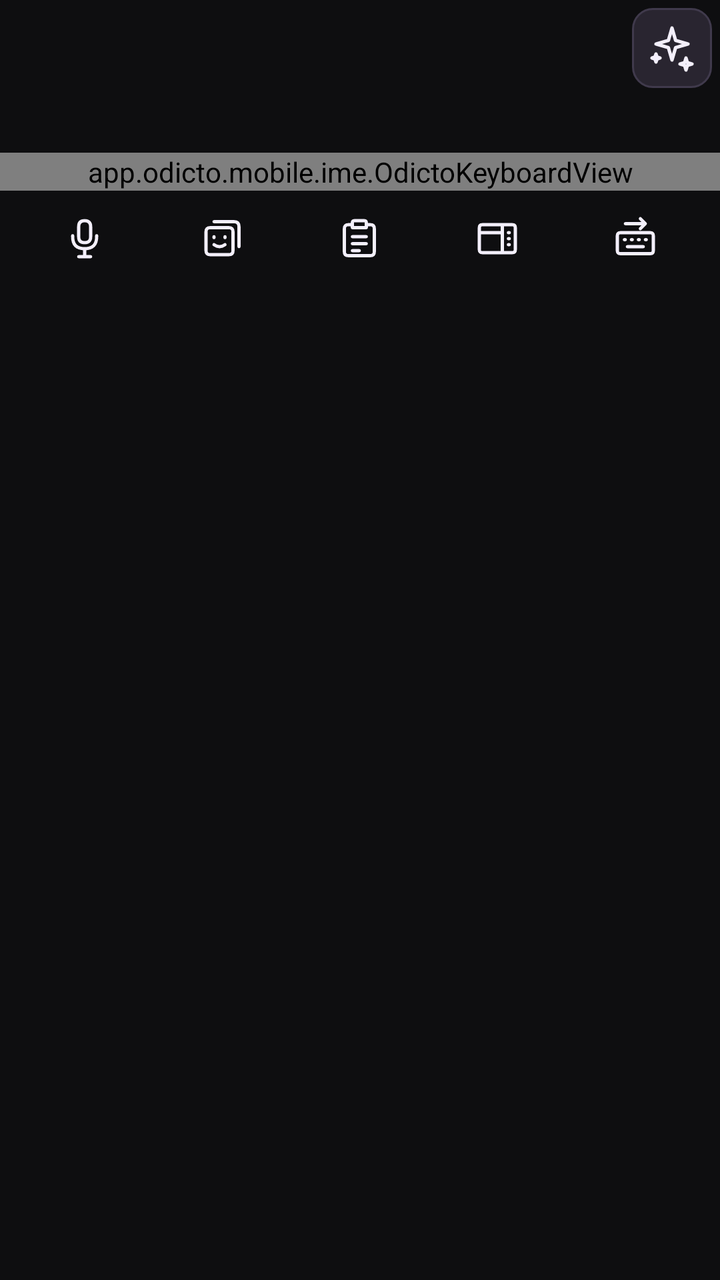
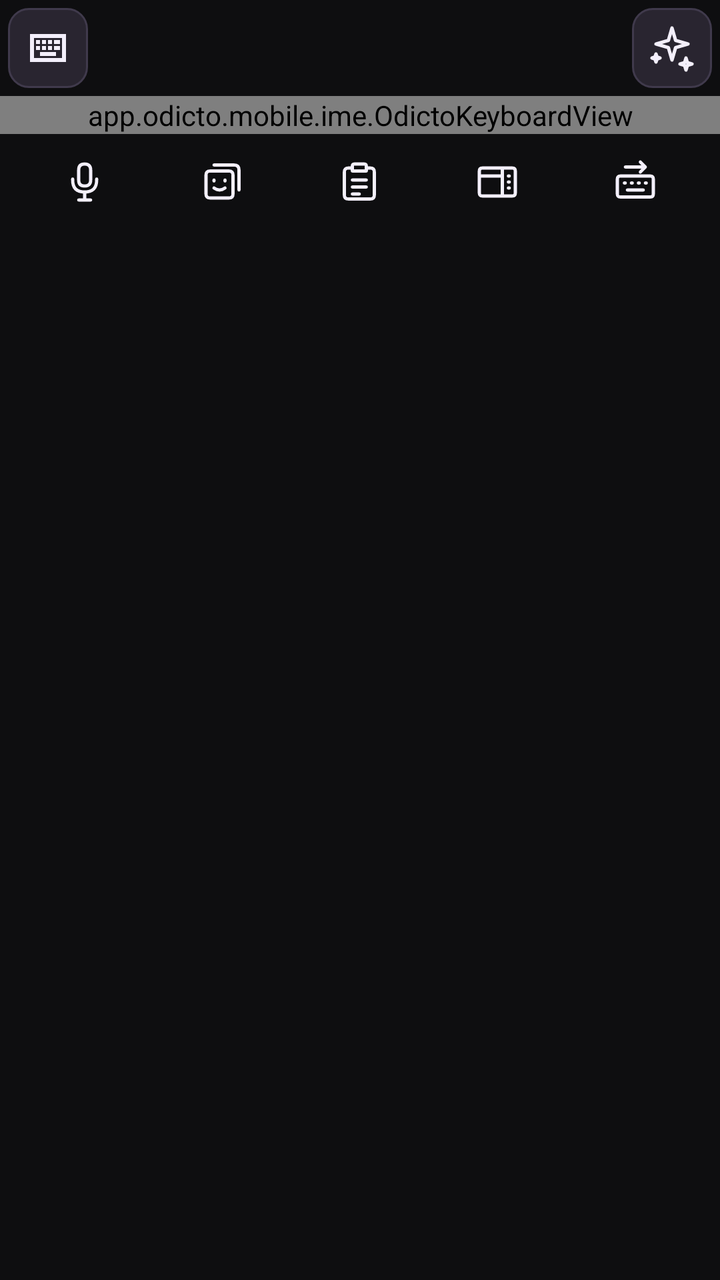

Compare the two renders of this Android layout. The source of the first and the diff that turns it into the second are given below.
<!-- AndroidManifest.xml: application theme AppTheme -->
<!-- res/layout/ime_keyboard.xml -->
<?xml version="1.0" encoding="utf-8"?>
<FrameLayout xmlns:android="http://schemas.android.com/apk/res/android"
    android:layout_width="match_parent"
    android:layout_height="wrap_content"
    android:background="#0E0E10">

    <LinearLayout
        android:id="@+id/ime_column"
        android:layout_width="match_parent"
        android:layout_height="wrap_content"
        android:layout_gravity="center_horizontal"
        android:orientation="vertical"
        android:paddingBottom="0dp">

        <LinearLayout
            android:id="@+id/ime_top_controls"
            android:layout_width="match_parent"
            android:layout_height="wrap_content"
            android:orientation="vertical">

            <FrameLayout
                android:id="@+id/ime_top_row"
                android:layout_width="match_parent"
                android:layout_height="wrap_content"
                android:minHeight="48dp">

                <ImageButton
                    android:id="@+id/ime_polish"
                    android:layout_width="48dp"
                    android:layout_height="48dp"
                    android:layout_gravity="top|end"
                    android:background="@drawable/odicto_ime_polish_background"
                    android:contentDescription="Polish all text in this field"
                    android:padding="12dp"
                    android:scaleType="fitCenter"
                    android:src="@drawable/odicto_ic_polish" />
            </FrameLayout>

            <TextView
                android:id="@+id/ime_polish_status"
                android:layout_width="match_parent"
                android:layout_height="wrap_content"
                android:gravity="start"
                android:lines="1"
                android:maxLines="1"
                android:ellipsize="end"
                android:clickable="false"
                android:focusable="false"
                android:paddingStart="12dp"
                android:paddingEnd="12dp"
                android:paddingTop="4dp"
                android:paddingBottom="8dp"
                android:lineSpacingExtra="2dp"
                android:textColor="#C6B7FF"
                android:textSize="12sp"
                android:visibility="invisible" />
        </LinearLayout>

        
        <FrameLayout
            android:id="@+id/ime_content"
            android:layout_width="match_parent"
            android:layout_height="wrap_content">

            <app.odicto.mobile.ime.OdictoKeyboardView
                android:id="@+id/ime_keyboard"
                android:layout_width="match_parent"
                android:layout_height="wrap_content"
                android:background="#0E0E10" />

            <LinearLayout
                android:id="@+id/emoji_panel"
                android:layout_width="match_parent"
                android:layout_height="match_parent"
                android:background="#0E0E10"
                android:elevation="4dp"
                android:orientation="vertical"
                android:paddingStart="6dp"
                android:paddingEnd="6dp"
                android:visibility="gone" />

            <LinearLayout
                android:id="@+id/clipboard_panel"
                android:layout_width="match_parent"
                android:layout_height="match_parent"
                android:background="#0E0E10"
                android:elevation="4dp"
                android:orientation="vertical"
                android:paddingStart="6dp"
                android:paddingEnd="6dp"
                android:visibility="gone" />

            
            <TextView
                android:id="@+id/ime_notice"
                android:layout_width="match_parent"
                android:layout_height="wrap_content"
                android:layout_gravity="bottom"
                android:layout_margin="8dp"
                android:background="@drawable/odicto_key_background"
                android:gravity="center"
                android:padding="10dp"
                android:textColor="#F3EFFB"
                android:textSize="13sp"
                android:visibility="gone" />
        </FrameLayout>

        
        <include
            android:id="@+id/function_row"
            layout="@layout/ime_function_row" />

    </LinearLayout>
</FrameLayout>
<!-- res/layout/ime_function_row.xml (included above) -->
<?xml version="1.0" encoding="utf-8"?>
<LinearLayout xmlns:android="http://schemas.android.com/apk/res/android"
    android:id="@+id/function_row"
    android:layout_width="match_parent"
    android:layout_height="48dp"
    android:background="@android:color/transparent"
    android:baselineAligned="false"
    android:gravity="center_vertical"
    android:orientation="horizontal"
    android:paddingStart="8dp"
    android:paddingEnd="8dp">

    <ImageButton
        android:id="@+id/function_mic"
        android:layout_width="0dp"
        android:layout_height="48dp"
        android:layout_weight="1"
        android:background="@android:color/transparent"
        android:contentDescription="Hold to speak. Double tap for voice options."
        android:padding="12dp"
        android:scaleType="fitCenter"
        android:src="@drawable/odicto_ic_mic"
        android:tint="#F3EFFB" />

    <ImageButton
        android:id="@+id/function_emoji"
        android:layout_width="0dp"
        android:layout_height="48dp"
        android:layout_weight="1"
        android:background="@android:color/transparent"
        android:contentDescription="Emoji"
        android:padding="12dp"
        android:scaleType="fitCenter"
        android:src="@drawable/odicto_ic_emoji"
        android:tint="#F3EFFB" />

    <ImageButton
        android:id="@+id/function_clipboard"
        android:layout_width="0dp"
        android:layout_height="48dp"
        android:layout_weight="1"
        android:background="@android:color/transparent"
        android:contentDescription="Clipboard"
        android:padding="12dp"
        android:scaleType="fitCenter"
        android:src="@drawable/odicto_ic_clipboard"
        android:tint="#F3EFFB" />

    <View
        android:id="@+id/function_grip"
        android:layout_width="16dp"
        android:layout_height="48dp"
        android:background="#33FFFFFF"
        android:contentDescription="Drag the keyboard"
        android:visibility="gone" />

    <ImageButton
        android:id="@+id/function_layout"
        android:layout_width="0dp"
        android:layout_height="48dp"
        android:layout_weight="1"
        android:background="@android:color/transparent"
        android:contentDescription="One-handed or floating keyboard"
        android:padding="12dp"
        android:scaleType="fitCenter"
        android:src="@drawable/odicto_ic_layout"
        android:tint="#F3EFFB" />

    <ImageButton
        android:id="@+id/function_switch"
        android:layout_width="0dp"
        android:layout_height="48dp"
        android:layout_weight="1"
        android:background="@android:color/transparent"
        android:contentDescription="Switch to the next keyboard"
        android:padding="12dp"
        android:scaleType="fitCenter"
        android:src="@drawable/odicto_ic_switch_keyboard"
        android:tint="#F3EFFB" />
</LinearLayout>
<!-- resources referenced by this layout -->
<resources>
  <!-- drawable odicto_ic_emoji (drawable) -->
  <?xml version="1.0" encoding="utf-8"?>
  <vector xmlns:android="http://schemas.android.com/apk/res/android"
      android:width="24dp" android:height="24dp"
      android:viewportWidth="24" android:viewportHeight="24">
      <path android:fillColor="#00000000" android:strokeColor="#F3EFFB"
          android:strokeWidth="1.6" android:strokeLineCap="round" android:strokeLineJoin="round"
          android:pathData="M6,6.5 H15.5 Q17.5,6.5 17.5,8.5 V18 Q17.5,20 15.5,20 H6 Q4,20 4,18 V8.5 Q4,6.5 6,6.5 Z M8,3.5 H18 Q20.5,3.5 20.5,6 V16 M8,11 V11.5 M13.5,11 V11.5 M8,15 Q10.75,17 13.5,15" />
  </vector>
  <!-- drawable odicto_ic_layout (drawable) -->
  <?xml version="1.0" encoding="utf-8"?>
  <vector xmlns:android="http://schemas.android.com/apk/res/android"
      android:width="24dp" android:height="24dp"
      android:viewportWidth="24" android:viewportHeight="24">
      <path android:fillColor="#00000000" android:strokeColor="#F3EFFB"
          android:strokeWidth="1.6" android:strokeLineCap="round" android:strokeLineJoin="round"
          android:pathData="M4.5,5 H19.5 Q21,5 21,6.5 V17.5 Q21,19 19.5,19 H4.5 Q3,19 3,17.5 V6.5 Q3,5 4.5,5 Z M14.5,5 V19 M3,9 H14.5 M17.5,9 H18 M17.5,12 H18 M17.5,15 H18" />
  </vector>
  <!-- drawable odicto_ic_mic (drawable) -->
  <?xml version="1.0" encoding="utf-8"?>
  <vector xmlns:android="http://schemas.android.com/apk/res/android"
      android:width="24dp" android:height="24dp"
      android:viewportWidth="24" android:viewportHeight="24">
      <path android:fillColor="#00000000" android:strokeColor="#F3EFFB"
          android:strokeWidth="1.6" android:strokeLineCap="round" android:strokeLineJoin="round"
          android:pathData="M12,3 Q9,3 9,6 V11 Q9,14 12,14 Q15,14 15,11 V6 Q15,3 12,3 Z M6,10.5 V11 Q6,17 12,17 Q18,17 18,11 V10.5 M12,17 V21 M9,21 H15" />
  </vector>
  <!-- drawable odicto_ic_switch_keyboard (drawable) -->
  <?xml version="1.0" encoding="utf-8"?>
  <vector xmlns:android="http://schemas.android.com/apk/res/android"
      android:width="24dp" android:height="24dp"
      android:viewportWidth="24" android:viewportHeight="24">
      <path android:fillColor="#00000000" android:strokeColor="#F3EFFB"
          android:strokeWidth="1.6" android:strokeLineCap="round" android:strokeLineJoin="round"
          android:pathData="M4.5,9 H19.5 Q21,9 21,10.5 V18 Q21,19.5 19.5,19.5 H4.5 Q3,19.5 3,18 V10.5 Q3,9 4.5,9 Z M6.5,12.5 H7 M10,12.5 H10.5 M13.5,12.5 H14 M17,12.5 H17.5 M8,16 H16 M7,4.5 H17 M14.5,2 L17,4.5 L14.5,7" />
  </vector>
  <!-- drawable odicto_ime_polish_background (drawable) -->
  <?xml version="1.0" encoding="utf-8"?>
  <inset xmlns:android="http://schemas.android.com/apk/res/android"
      android:drawable="@drawable/odicto_key_background"
      android:insetLeft="4dp"
      android:insetTop="4dp"
      android:insetRight="4dp"
      android:insetBottom="4dp" />
  <style name="AppTheme" parent="Theme.AppCompat.Light.DarkActionBar">
          
          <item name="colorPrimary">@color/colorPrimary</item>
          <item name="colorPrimaryDark">@color/colorPrimaryDark</item>
          <item name="colorAccent">@color/colorAccent</item>
      </style>
  <!-- unchanged entries left out for length: 3 -->
</resources>

<!-- the commit's change to res/layout/ime_keyboard.xml (unified diff, before → after) -->
@@ -23,6 +23,17 @@
                 android:layout_width="match_parent"
                 android:layout_height="wrap_content"
                 android:minHeight="48dp">
+
+                <ImageButton
+                    android:id="@+id/ime_keyboard_toggle"
+                    android:layout_width="48dp"
+                    android:layout_height="48dp"
+                    android:layout_gravity="top|start"
+                    android:background="@drawable/odicto_ime_polish_background"
+                    android:contentDescription="Show keyboard"
+                    android:padding="12dp"
+                    android:scaleType="fitCenter"
+                    android:src="@drawable/odicto_ic_keyboard" />
 
                 <ImageButton
                     android:id="@+id/ime_polish"
@@ -36,79 +47,109 @@
                     android:src="@drawable/odicto_ic_polish" />
             </FrameLayout>
 
-            <TextView
-                android:id="@+id/ime_polish_status"
+            
+            <FrameLayout
+                android:id="@+id/ime_assistance"
                 android:layout_width="match_parent"
                 android:layout_height="wrap_content"
-                android:gravity="start"
-                android:lines="1"
-                android:maxLines="1"
-                android:ellipsize="end"
-                android:clickable="false"
-                android:focusable="false"
-                android:paddingStart="12dp"
-                android:paddingEnd="12dp"
-                android:paddingTop="4dp"
-                android:paddingBottom="8dp"
-                android:lineSpacingExtra="2dp"
-                android:textColor="#C6B7FF"
-                android:textSize="12sp"
-                android:visibility="invisible" />
+                android:visibility="gone">
+
+                <LinearLayout
+                    android:id="@+id/ime_suggestions"
+                    android:layout_width="match_parent"
+                    android:layout_height="36dp"
+                    android:layout_gravity="center_vertical"
+                    android:orientation="horizontal"
+                    android:gravity="center_vertical"
+                    android:paddingStart="6dp"
+                    android:paddingEnd="6dp"
+                    android:contentDescription="Spelling suggestions"
+                    android:visibility="gone" />
+
+                <TextView
+                    android:id="@+id/ime_polish_status"
+                    android:layout_width="match_parent"
+                    android:layout_height="wrap_content"
+                    android:layout_gravity="center_vertical"
+                    android:gravity="start"
+                    android:lines="1"
+                    android:maxLines="1"
+                    android:ellipsize="end"
+                    android:clickable="false"
+                    android:focusable="false"
+                    android:paddingStart="12dp"
+                    android:paddingEnd="12dp"
+                    android:paddingTop="4dp"
+                    android:paddingBottom="8dp"
+                    android:lineSpacingExtra="2dp"
+                    android:textColor="#C6B7FF"
+                    android:textSize="12sp"
+                    android:visibility="invisible" />
+            </FrameLayout>
         </LinearLayout>
 
-        
-        <FrameLayout
-            android:id="@+id/ime_content"
+        <LinearLayout
+            android:id="@+id/ime_typing_area"
             android:layout_width="match_parent"
-            android:layout_height="wrap_content">
-
-            <app.odicto.mobile.ime.OdictoKeyboardView
-                android:id="@+id/ime_keyboard"
+            android:layout_height="wrap_content"
+            android:layout_weight="1"
+            android:orientation="vertical">
+
+            
+            <FrameLayout
+                android:id="@+id/ime_content"
                 android:layout_width="match_parent"
-                android:layout_height="wrap_content"
-                android:background="#0E0E10" />
-
-            <LinearLayout
-                android:id="@+id/emoji_panel"
-                android:layout_width="match_parent"
-                android:layout_height="match_parent"
-                android:background="#0E0E10"
-                android:elevation="4dp"
-                android:orientation="vertical"
-                android:paddingStart="6dp"
-                android:paddingEnd="6dp"
-                android:visibility="gone" />
-
-            <LinearLayout
-                android:id="@+id/clipboard_panel"
-                android:layout_width="match_parent"
-                android:layout_height="match_parent"
-                android:background="#0E0E10"
-                android:elevation="4dp"
-                android:orientation="vertical"
-                android:paddingStart="6dp"
-                android:paddingEnd="6dp"
-                android:visibility="gone" />
+                android:layout_height="wrap_content">
+
+                <app.odicto.mobile.ime.OdictoKeyboardView
+                    android:id="@+id/ime_keyboard"
+                    android:layout_width="match_parent"
+                    android:layout_height="wrap_content"
+                    android:background="#0E0E10" />
+
+                <LinearLayout
+                    android:id="@+id/emoji_panel"
+                    android:layout_width="match_parent"
+                    android:layout_height="match_parent"
+                    android:background="#0E0E10"
+                    android:elevation="4dp"
+                    android:orientation="vertical"
+                    android:paddingStart="6dp"
+                    android:paddingEnd="6dp"
+                    android:visibility="gone" />
+
+                <LinearLayout
+                    android:id="@+id/clipboard_panel"
+                    android:layout_width="match_parent"
+                    android:layout_height="match_parent"
+                    android:background="#0E0E10"
+                    android:elevation="4dp"
+                    android:orientation="vertical"
+                    android:paddingStart="6dp"
+                    android:paddingEnd="6dp"
+                    android:visibility="gone" />
+
+                
+                <TextView
+                    android:id="@+id/ime_notice"
+                    android:layout_width="match_parent"
+                    android:layout_height="wrap_content"
+                    android:layout_gravity="bottom"
+                    android:layout_margin="8dp"
+                    android:background="@drawable/odicto_key_background"
+                    android:gravity="center"
+                    android:padding="10dp"
+                    android:textColor="#F3EFFB"
+                    android:textSize="13sp"
+                    android:visibility="gone" />
+            </FrameLayout>
 
             
-            <TextView
-                android:id="@+id/ime_notice"
-                android:layout_width="match_parent"
-                android:layout_height="wrap_content"
-                android:layout_gravity="bottom"
-                android:layout_margin="8dp"
-                android:background="@drawable/odicto_key_background"
-                android:gravity="center"
-                android:padding="10dp"
-                android:textColor="#F3EFFB"
-                android:textSize="13sp"
-                android:visibility="gone" />
-        </FrameLayout>
-
-        
-        <include
-            android:id="@+id/function_row"
-            layout="@layout/ime_function_row" />
+            <include
+                android:id="@+id/function_row"
+                layout="@layout/ime_function_row" />
+
+        </LinearLayout>
 
     </LinearLayout>
 </FrameLayout>
<!-- resource entries referenced after the edit -->
@@ -8,6 +8,11 @@
       <path android:fillColor="#00000000" android:strokeColor="#F3EFFB"
           android:strokeWidth="1.6" android:strokeLineCap="round" android:strokeLineJoin="round"
           android:pathData="M6,6.5 H15.5 Q17.5,6.5 17.5,8.5 V18 Q17.5,20 15.5,20 H6 Q4,20 4,18 V8.5 Q4,6.5 6,6.5 Z M8,3.5 H18 Q20.5,3.5 20.5,6 V16 M8,11 V11.5 M13.5,11 V11.5 M8,15 Q10.75,17 13.5,15" />
+  </vector>
+  <!-- drawable odicto_ic_keyboard (drawable) -->
+  <vector xmlns:android="http://schemas.android.com/apk/res/android" android:width="24dp" android:height="24dp" android:viewportWidth="24" android:viewportHeight="24">
+      <path android:fillColor="#F3EFFB" android:pathData="M3,5h18v14H3zM5,7v10h14V7z" android:fillType="evenOdd" />
+      <path android:fillColor="#F3EFFB" android:pathData="M6,8h2v2H6zM9,8h2v2H9zM12,8h2v2h-2zM15,8h3v2h-3zM6,11h2v2H6zM9,11h2v2H9zM12,11h2v2h-2zM15,11h3v2h-3zM8,14h8v2H8z" />
   </vector>
   <!-- drawable odicto_ic_layout (drawable) -->
   <?xml version="1.0" encoding="utf-8"?>
